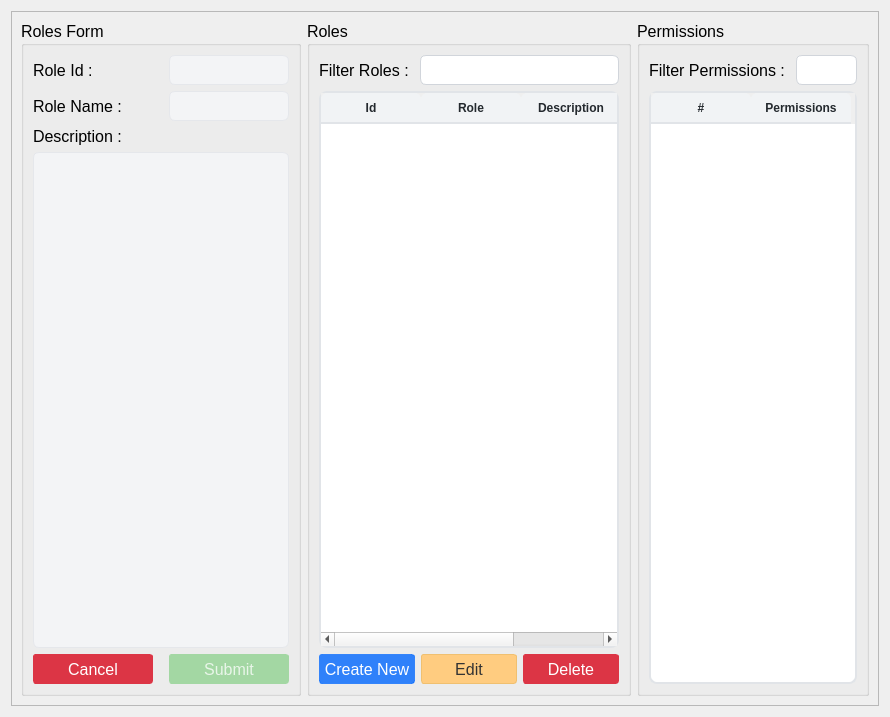
The window that ui/role_permissions.ui (michael-halim/pos) describes before a commit, drawn with Qt 5.
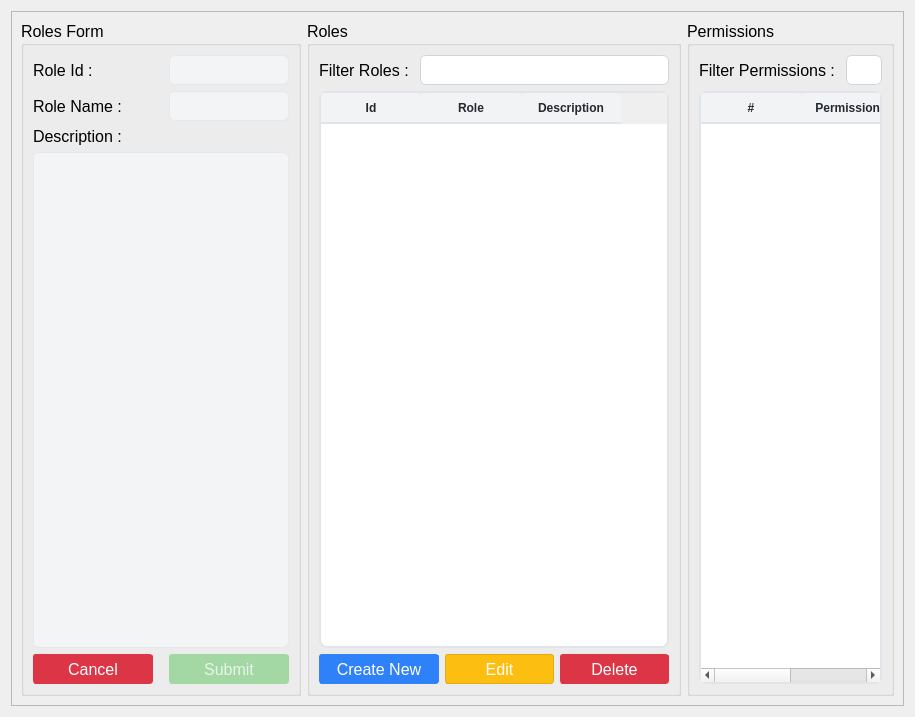
The same window after the commit. Icons and pictures are not drawn.

Commit message: Patch#36: Added Icons and Window Icons

```diff
--- a/ui/role_permissions.ui
+++ b/ui/role_permissions.ui
@@ -6,7 +6,7 @@
    <rect>
     <x>0</x>
     <y>0</y>
-    <width>890</width>
+    <width>915</width>
     <height>717</height>
    </rect>
   </property>
@@ -535,7 +535,7 @@
                 <widget class="QTableWidget" name="roles_table">
                  <property name="minimumSize">
                   <size>
-                   <width>300</width>
+                   <width>350</width>
                    <height>0</height>
                   </size>
                  </property>
@@ -669,7 +669,7 @@
                   <widget class="QPushButton" name="create_new_role_permissions_button">
                    <property name="minimumSize">
                     <size>
-                     <width>0</width>
+                     <width>120</width>
                      <height>30</height>
                     </size>
                    </property>
@@ -698,6 +698,16 @@
                    <property name="text">
                     <string>Create New</string>
                    </property>
+                   <property name="icon">
+                    <iconset>
+                     <normaloff>../assets/plus.png</normaloff>../assets/plus.png</iconset>
+                   </property>
+                   <property name="iconSize">
+                    <size>
+                     <width>18</width>
+                     <height>18</height>
+                    </size>
+                   </property>
                   </widget>
                  </item>
                  <item>
@@ -714,24 +724,42 @@
                     </font>
                    </property>
                    <property name="styleSheet">
-                    <string notr="true">QPushButton{
-    color: #333;
-    background-color: #ffcc80; /* Softer yellow/orange */
-    border-color: #f0c070;
+                    <string notr="true">QPushButton {
+    color: white;
+    background-color: #fcbe11;      /* Bright saffron gold - main color */
+    border: 1px solid #e3ab0f;      /* Slightly darker border */
+
 }
+
 QPushButton:hover {
     background-color: #f0c070;
     border-color: #e0b060;
 }
+
+QPushButton:pressed {
+    background-color: #ca980e;      /* 20% darker than main color */
+    border-color: #b1850c;          /* 30% darker than main color */
+}
+
 QPushButton:disabled {
-    background-color: #ffe0b3;
-    border-color: #ffe0b3;
-    color: #8a7a5c;
+    background-color: #fdcf55;      /* 20% lighter than main color */
+    border-color: #fdcf55;          /* Same as background for cleaner disabled look */
+    color: rgba(255, 255, 255, 0.7); /* Semi-transparent white */
 }</string>
                    </property>
                    <property name="text">
                     <string>Edit</string>
                    </property>
+                   <property name="icon">
+                    <iconset>
+                     <normaloff>../assets/edit.png</normaloff>../assets/edit.png</iconset>
+                   </property>
+                   <property name="iconSize">
+                    <size>
+                     <width>18</width>
+                     <height>18</height>
+                    </size>
+                   </property>
                   </widget>
                  </item>
                  <item>
@@ -761,6 +789,16 @@
                    <property name="text">
                     <string>Delete</string>
                    </property>
+                   <property name="icon">
+                    <iconset>
+                     <normaloff>../assets/bin.png</normaloff>../assets/bin.png</iconset>
+                   </property>
+                   <property name="iconSize">
+                    <size>
+                     <width>18</width>
+                     <height>18</height>
+                    </size>
+                   </property>
                   </widget>
                  </item>
                 </layout>
```
Left out of the diff: 28 changed lines with no effect on the pictures. The commit also changes 44 other files.
